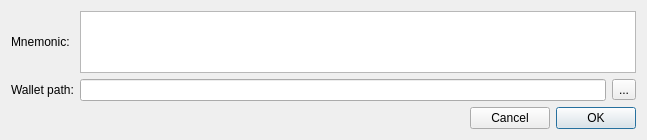
Old version of the form src/gui/ui/restorefrommnemonicseeddialog.ui in the repository aejontargaryen/FanGoldWallet.
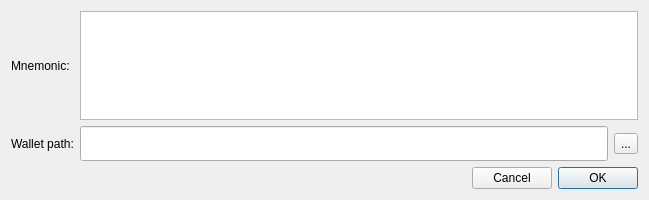
New version of the form.

The edit to the form file:
```diff
--- a/src/gui/ui/restorefrommnemonicseeddialog.ui
+++ b/src/gui/ui/restorefrommnemonicseeddialog.ui
@@ -6,14 +6,14 @@
    <rect>
     <x>0</x>
     <y>0</y>
-    <width>647</width>
-    <height>140</height>
+    <width>649</width>
+    <height>200</height>
    </rect>
   </property>
   <property name="minimumSize">
    <size>
     <width>0</width>
-    <height>130</height>
+    <height>180</height>
    </size>
   </property>
   <property name="windowTitle">
@@ -44,10 +44,26 @@
       </widget>
      </item>
      <item row="2" column="1">
-      <widget class="QLineEdit" name="m_pathEdit"/>
+      <widget class="QLineEdit" name="m_pathEdit">
+       <property name="styleSheet">
+        <string notr="true">font: 14pt Capsuula;
+font-weight:bold;
+</string>
+       </property>
+      </widget>
      </item>
      <item row="0" column="1" colspan="2">
       <widget class="QTextEdit" name="m_seedEdit">
+       <property name="minimumSize">
+        <size>
+         <width>0</width>
+         <height>100</height>
+        </size>
+       </property>
+       <property name="styleSheet">
+        <string notr="true">font: 14pt Dual;
+font-weight: bold;</string>
+       </property>
        <property name="readOnly">
         <bool>false</bool>
        </property>
```
